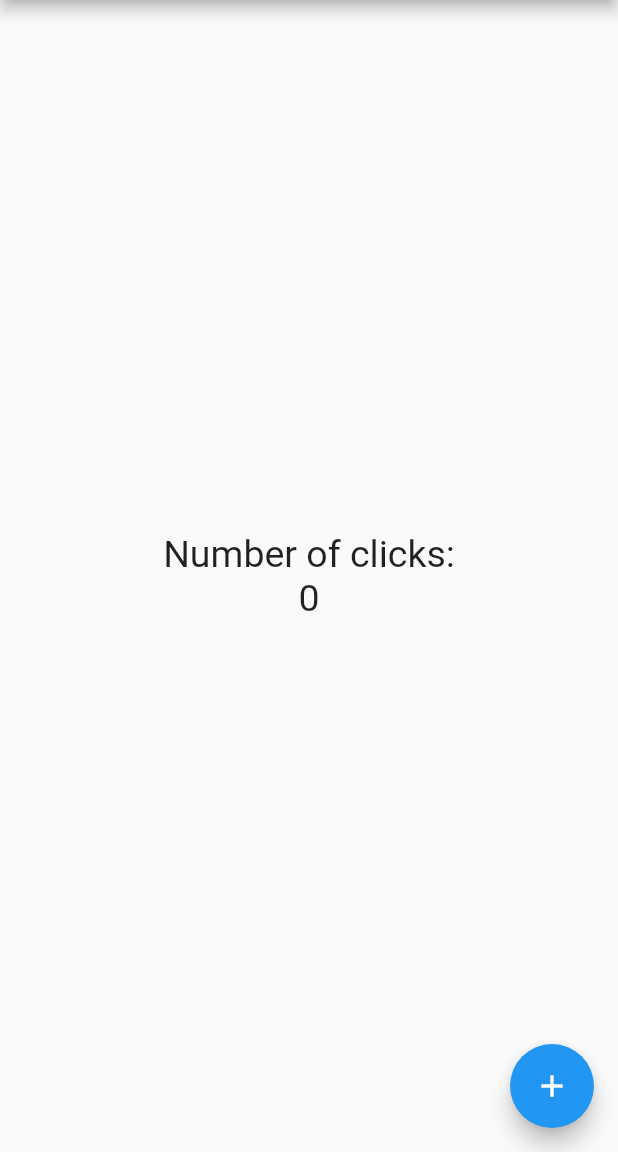
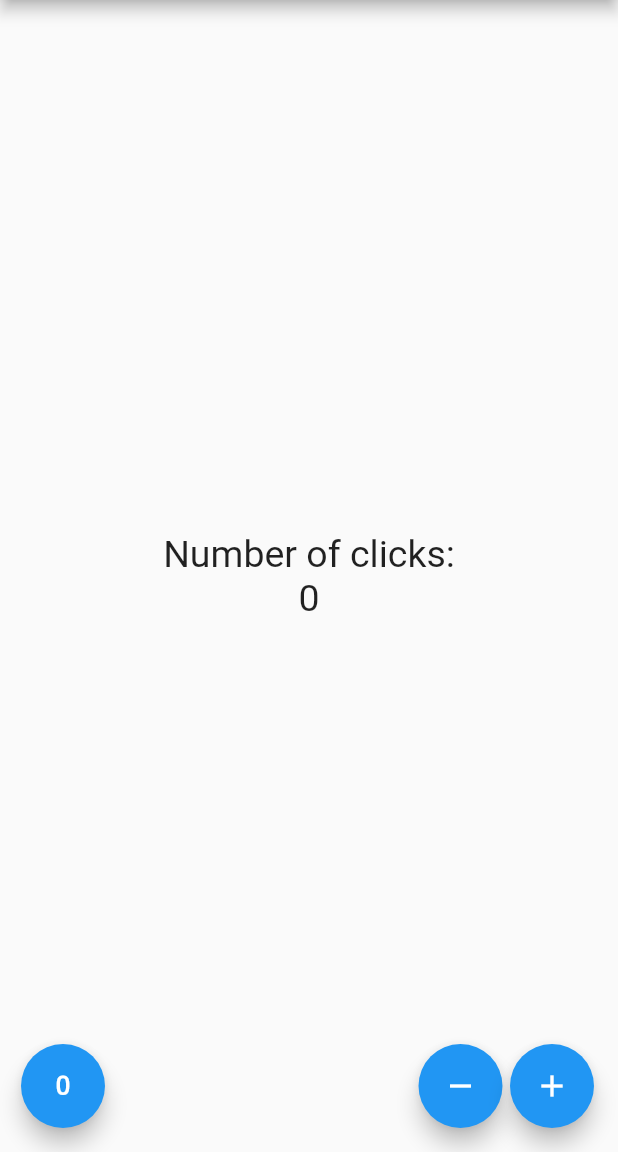
Before and after one commit to dtlucho/flutter_counter, a Flutter app: the screen it shows after launch, on a phone screen of 412 x 824 dp, the part 84-1236 px from its top. Run offline on Flutter 3.47's test engine with Material 2 defaults, Android fonts, the phone set to English and light mode, and no system bars.

Commit message:
Adding buttons

```diff
--- a/lib/src/views/contador_page.dart
+++ b/lib/src/views/contador_page.dart
@@ -33,14 +33,34 @@ class _CounterPageState extends State<CounterPage> {
           ],
         ),
       ),
-      floatingActionButton: FloatingActionButton(
-        child: const Icon(Icons.add),
-        onPressed: () {
-          setState(() {
-            _count++;
-          });
-        },
-      ),
+      floatingActionButton: _crearBotones(),
+    );
+  }
+
+  Widget _crearBotones() {
+    return Row(
+      mainAxisAlignment: MainAxisAlignment.end,
+      children: const [
+        SizedBox(
+          width: 30.0,
+        ),
+        FloatingActionButton(
+          child: Icon(Icons.exposure_zero),
+          onPressed: null,
+        ),
+        Expanded(child: SizedBox()),
+        FloatingActionButton(
+          child: Icon(Icons.remove),
+          onPressed: null,
+        ),
+        SizedBox(
+          width: 5.0,
+        ),
+        FloatingActionButton(
+          child: Icon(Icons.add),
+          onPressed: null,
+        ),
+      ],
     );
   }
 }
```
